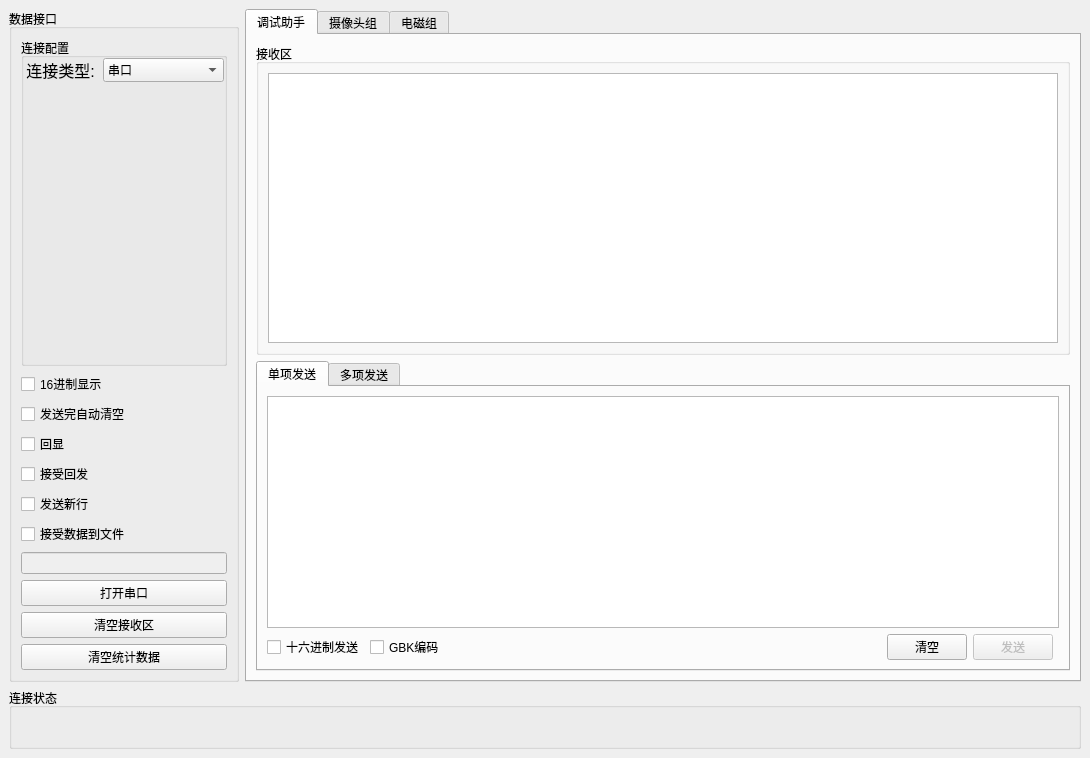
half-nothing/UpperComputer, file form/main_window.ui: the form before one commit.
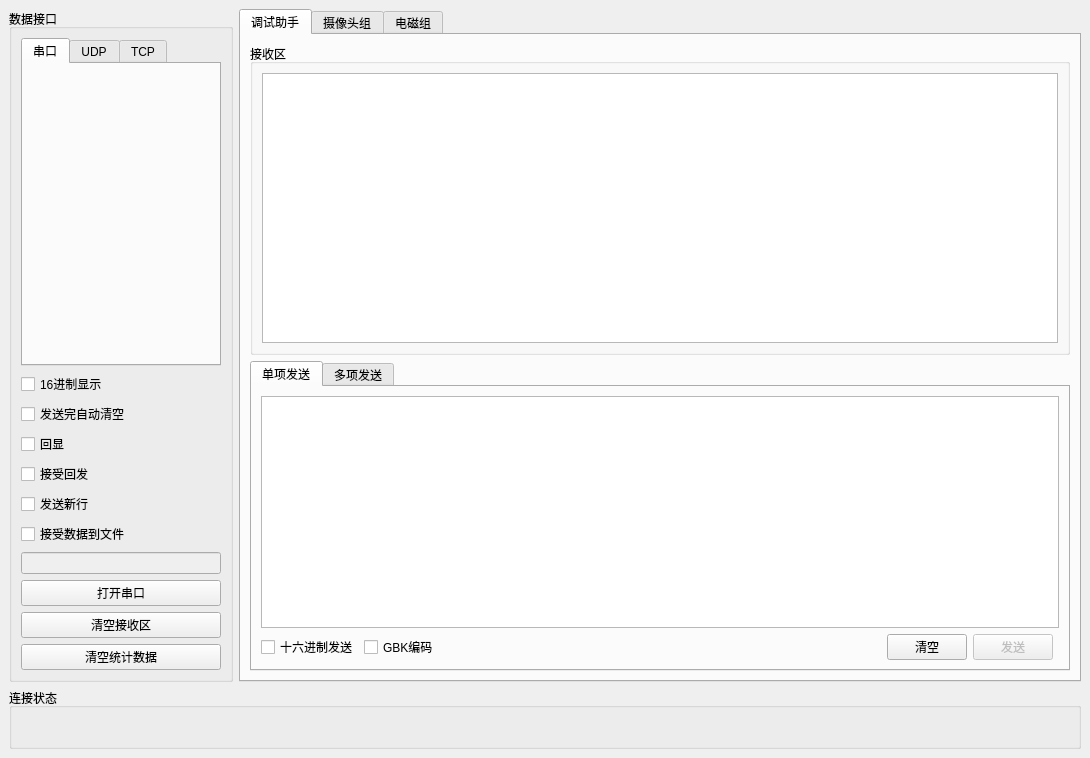
The form after the commit. Custom widgets are drawn as their Qt base class.

```diff
--- a/form/main_window.ui
+++ b/form/main_window.ui
@@ -89,7 +89,42 @@
        <string>数据接口</string>
       </property>
       <layout class="QGridLayout" name="gridLayout_5">
-       <item row="16" column="0">
+       <item row="15" column="0">
+        <widget class="QPushButton" name="clear_data_button">
+         <property name="text">
+          <string>清空统计数据</string>
+         </property>
+        </widget>
+       </item>
+       <item row="8" column="0">
+        <widget class="QCheckBox" name="show_back_check_box">
+         <property name="text">
+          <string>回显</string>
+         </property>
+        </widget>
+       </item>
+       <item row="10" column="0">
+        <widget class="QCheckBox" name="send_new_line_check_box">
+         <property name="text">
+          <string>发送新行</string>
+         </property>
+        </widget>
+       </item>
+       <item row="2" column="0">
+        <widget class="QCheckBox" name="show_in_hex_check_box">
+         <property name="text">
+          <string>16进制显示</string>
+         </property>
+        </widget>
+       </item>
+       <item row="13" column="0">
+        <widget class="QPushButton" name="open_connection_button">
+         <property name="text">
+          <string>打开串口</string>
+         </property>
+        </widget>
+       </item>
+       <item row="14" column="0">
         <widget class="QPushButton" name="clear_receive_area_button">
          <property name="enabled">
           <bool>true</bool>
@@ -99,184 +134,63 @@
          </property>
         </widget>
        </item>
-       <item row="13" column="0">
+       <item row="11" column="0">
         <widget class="QCheckBox" name="save_to_file_check_box">
          <property name="text">
           <string>接受数据到文件</string>
          </property>
         </widget>
        </item>
-       <item row="0" column="0" rowspan="2">
-        <widget class="QGroupBox" name="connect_config_box">
-         <property name="title">
-          <string>连接配置</string>
-         </property>
-         <layout class="QGridLayout" name="gridLayout_8">
-          <property name="leftMargin">
-           <number>0</number>
-          </property>
-          <property name="topMargin">
-           <number>0</number>
-          </property>
-          <property name="rightMargin">
-           <number>0</number>
-          </property>
-          <property name="bottomMargin">
-           <number>0</number>
-          </property>
-          <item row="1" column="0">
-           <widget class="QStackedWidget" name="connect_config_stack_widget">
-            <property name="sizePolicy">
-             <sizepolicy hsizetype="Preferred" vsizetype="Preferred">
-              <horstretch>0</horstretch>
-              <verstretch>0</verstretch>
-             </sizepolicy>
-            </property>
-            <property name="minimumSize">
-             <size>
-              <width>200</width>
-              <height>0</height>
-             </size>
-            </property>
-            <property name="maximumSize">
-             <size>
-              <width>200</width>
-              <height>16777215</height>
-             </size>
-            </property>
-            <property name="currentIndex">
-             <number>0</number>
-            </property>
-            <widget class="SerialConfigWidget" name="serial_config"/>
-            <widget class="UDPConfigWidget" name="udp_config"/>
-            <widget class="TCPConfigWidget" name="tcp_config"/>
-           </widget>
-          </item>
-          <item row="0" column="0">
-           <layout class="QGridLayout" name="config_type_layout">
-            <item row="0" column="0">
-             <widget class="QLabel" name="connect_config_label">
-              <property name="sizePolicy">
-               <sizepolicy hsizetype="Preferred" vsizetype="Preferred">
-                <horstretch>3</horstretch>
-                <verstretch>0</verstretch>
-               </sizepolicy>
-              </property>
-              <property name="minimumSize">
-               <size>
-                <width>0</width>
-                <height>20</height>
-               </size>
-              </property>
-              <property name="font">
-               <font>
-                <pointsize>12</pointsize>
-               </font>
-              </property>
-              <property name="text">
-               <string notr="true">连接类型:</string>
-              </property>
-              <property name="alignment">
-               <set>Qt::AlignCenter</set>
-              </property>
-             </widget>
-            </item>
-            <item row="0" column="1">
-             <widget class="QComboBox" name="connect_config_combo_box">
-              <property name="sizePolicy">
-               <sizepolicy hsizetype="Preferred" vsizetype="Preferred">
-                <horstretch>5</horstretch>
-                <verstretch>0</verstretch>
-               </sizepolicy>
-              </property>
-              <property name="minimumSize">
-               <size>
-                <width>0</width>
-                <height>20</height>
-               </size>
-              </property>
-              <property name="currentText">
-               <string>串口</string>
-              </property>
-              <property name="placeholderText">
-               <string/>
-              </property>
-              <item>
-               <property name="text">
-                <string>串口</string>
-               </property>
-              </item>
-              <item>
-               <property name="text">
-                <string>UDP</string>
-               </property>
-              </item>
-              <item>
-               <property name="text">
-                <string>TCP</string>
-               </property>
-              </item>
-             </widget>
-            </item>
-           </layout>
-          </item>
-         </layout>
-        </widget>
-       </item>
-       <item row="14" column="0">
-        <widget class="QLineEdit" name="file_path_edit">
-         <property name="enabled">
-          <bool>false</bool>
-         </property>
-        </widget>
-       </item>
-       <item row="4" column="0">
-        <widget class="QCheckBox" name="show_in_hex_check_box">
-         <property name="text">
-          <string>16进制显示</string>
-         </property>
-        </widget>
-       </item>
-       <item row="10" column="0">
-        <widget class="QCheckBox" name="show_back_check_box">
-         <property name="text">
-          <string>回显</string>
-         </property>
-        </widget>
-       </item>
-       <item row="11" column="0">
+       <item row="9" column="0">
         <widget class="QCheckBox" name="auto_send_back_check_box">
          <property name="text">
           <string>接受回发</string>
          </property>
         </widget>
        </item>
-       <item row="8" column="0">
+       <item row="12" column="0">
+        <widget class="QLineEdit" name="file_path_edit">
+         <property name="enabled">
+          <bool>false</bool>
+         </property>
+        </widget>
+       </item>
+       <item row="6" column="0">
         <widget class="QCheckBox" name="clear_after_send_check_box">
          <property name="text">
           <string>发送完自动清空</string>
          </property>
         </widget>
        </item>
-       <item row="17" column="0">
-        <widget class="QPushButton" name="clear_data_button">
-         <property name="text">
-          <string>清空统计数据</string>
+       <item row="0" column="0">
+        <widget class="QTabWidget" name="connect_config_widget">
+         <property name="enabled">
+          <bool>true</bool>
          </property>
-        </widget>
-       </item>
-       <item row="12" column="0">
-        <widget class="QCheckBox" name="send_new_line_check_box">
-         <property name="text">
-          <string>发送新行</string>
+         <property name="minimumSize">
+          <size>
+           <width>200</width>
+           <height>0</height>
+          </size>
          </property>
-        </widget>
-       </item>
-       <item row="15" column="0">
-        <widget class="QPushButton" name="open_connection_button">
-         <property name="text">
-          <string>打开串口</string>
+         <property name="currentIndex">
+          <number>0</number>
          </property>
+         <widget class="SerialConfigWidget" name="serial_config">
+          <attribute name="title">
+           <string>串口</string>
+          </attribute>
+         </widget>
+         <widget class="UDPConfigWidget" name="udp_config">
+          <attribute name="title">
+           <string>UDP</string>
+          </attribute>
+         </widget>
+         <widget class="TCPConfigWidget" name="tcp_config">
+          <attribute name="title">
+           <string>TCP</string>
+          </attribute>
+         </widget>
         </widget>
        </item>
       </layout>
```
Left out of the diff: 16 changed lines with no effect on the pictures.
